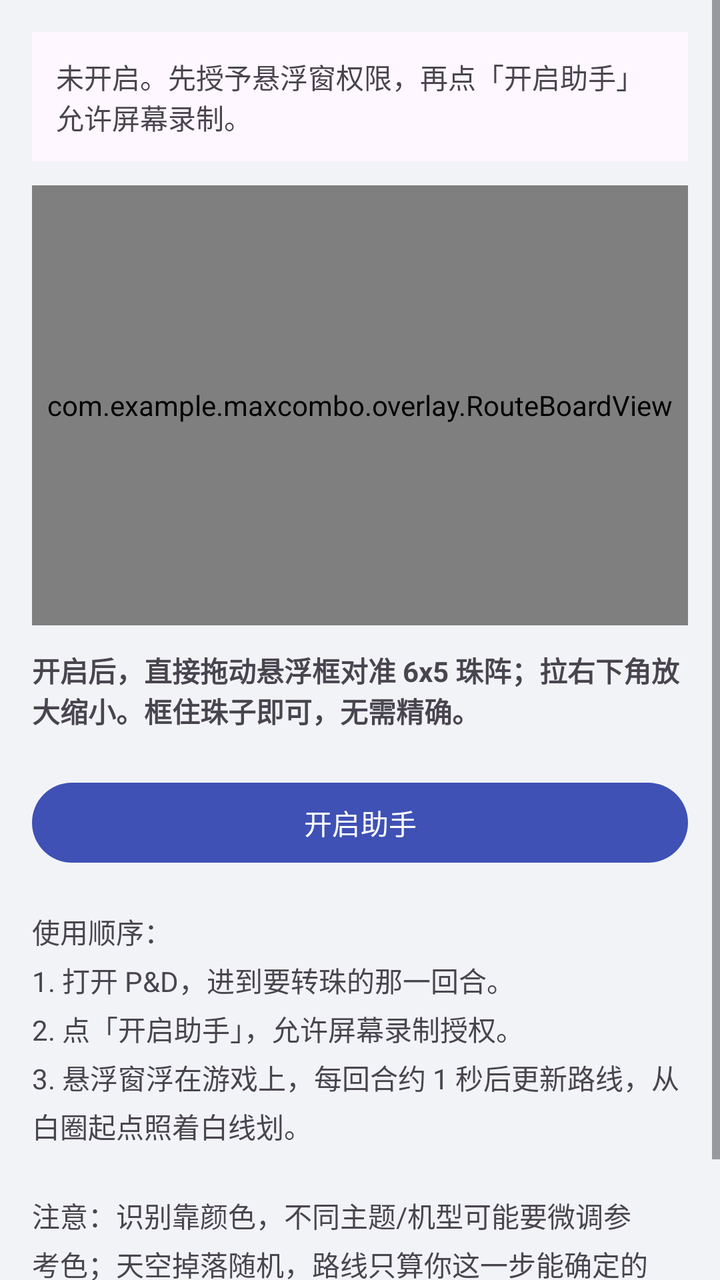
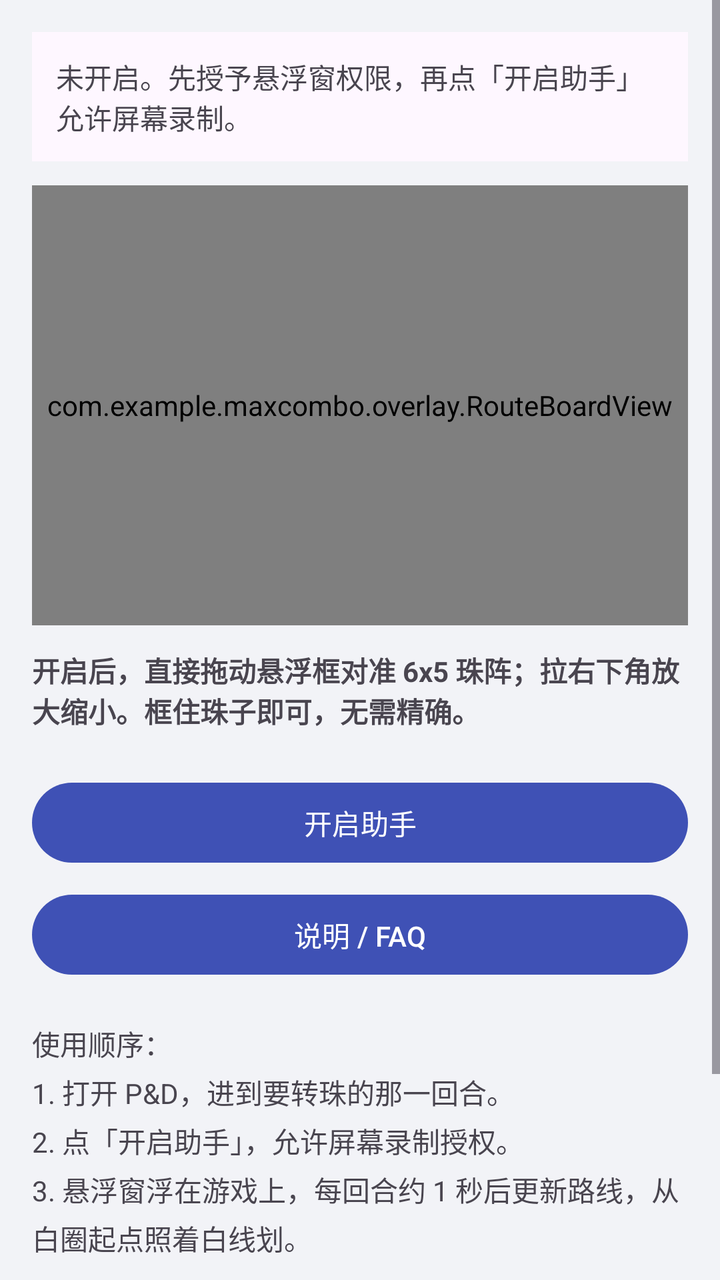

An Android layout rendered at two revisions. The XML below is the earlier revision; the diff shows what the commit changed to produce the second picture.
<!-- AndroidManifest.xml: application theme Theme.MaxCombo -->
<!-- res/layout/activity_main.xml -->
<?xml version="1.0" encoding="utf-8"?>
<ScrollView xmlns:android="http://schemas.android.com/apk/res/android"
    android:layout_width="match_parent"
    android:layout_height="match_parent"
    android:background="@color/bg">

    <LinearLayout
        android:layout_width="match_parent"
        android:layout_height="wrap_content"
        android:orientation="vertical"
        android:padding="16dp">

        <TextView
            android:id="@+id/statusText"
            android:layout_width="match_parent"
            android:layout_height="wrap_content"
            android:text="未开启。先授予悬浮窗权限，再点「开启助手」允许屏幕录制。"
            android:padding="12dp"
            android:background="?attr/colorSurface"
            android:paddingStart="12dp" android:paddingEnd="12dp"
            android:layout_marginBottom="12dp" />

        <com.example.maxcombo.overlay.RouteBoardView
            android:id="@+id/preview"
            android:layout_width="match_parent"
            android:layout_height="220dp"
            android:background="#1A000000"
            android:layout_marginBottom="12dp" />

        <TextView
            android:layout_width="wrap_content"
            android:layout_height="wrap_content"
            android:text="开启后，直接拖动悬浮框对准 6x5 珠阵；拉右下角放大缩小。框住珠子即可，无需精确。"
            android:textStyle="bold"
            android:layout_marginBottom="6dp" />

        <Button
            android:id="@+id/toggleBtn"
            android:layout_width="match_parent"
            android:layout_height="wrap_content"
            android:layout_marginTop="16dp"
            android:text="开启助手" />

        <TextView
            android:layout_width="match_parent"
            android:layout_height="wrap_content"
            android:layout_marginTop="20dp"
            android:lineSpacingExtra="4dp"
            android:text="使用顺序：\n1. 打开 P&amp;D，进到要转珠的那一回合。\n2. 点「开启助手」，允许屏幕录制授权。\n3. 悬浮窗浮在游戏上，每回合约 1 秒后更新路线，从白圈起点照着白线划。\n\n注意：识别靠颜色，不同主题/机型可能要微调参考色；天空掉落随机，路线只算你这一步能确定的 combo。这是外部辅助工具，P&amp;D 用户条款不欢迎这类做法，账号风险自担。" />
    </LinearLayout>
</ScrollView>
<!-- resources referenced by this layout -->
<resources>
  <color name="bg">#F2F3F7</color>
  <style name="Theme.MaxCombo" parent="Theme.Material3.DayNight.NoActionBar">
          <item name="colorPrimary">@color/md_primary</item>
          <item name="android:windowBackground">@color/bg</item>
      </style>
  <color name="md_primary">#3F51B5</color>
</resources>

<!-- the commit's change to res/layout/activity_main.xml (unified diff, before → after) -->
@@ -41,6 +41,13 @@
             android:layout_marginTop="16dp"
             android:text="开启助手" />
 
+        <Button
+            android:id="@+id/btnHelp"
+            android:layout_width="match_parent"
+            android:layout_height="wrap_content"
+            android:layout_marginTop="8dp"
+            android:text="说明 / FAQ" />
+
         <TextView
             android:layout_width="match_parent"
             android:layout_height="wrap_content"
